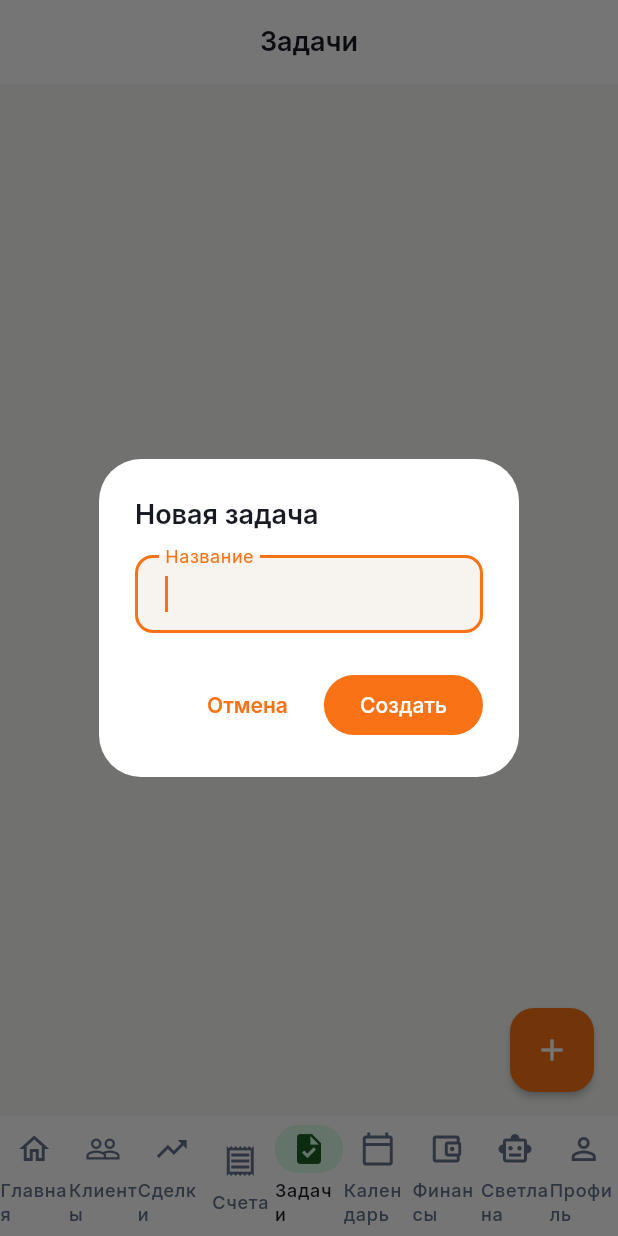
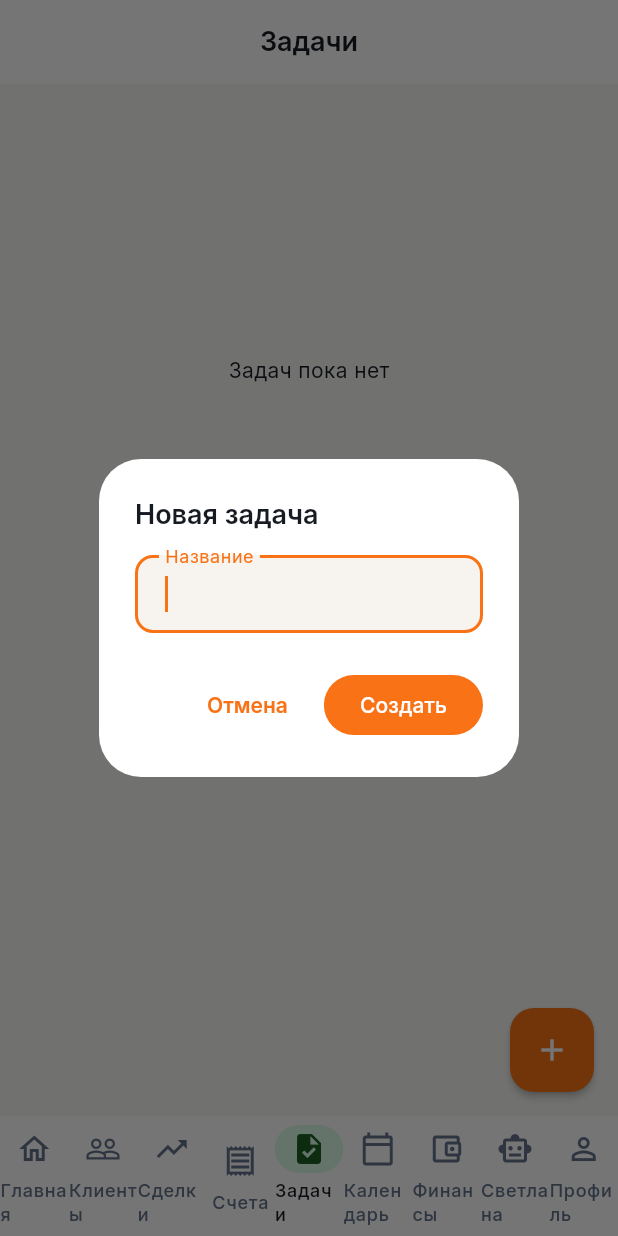
Before and after one commit to paulafanasyev/mir-samozanyatykh-, a Flutter app: the TasksScreen screen opened by its route, after a tap on the "add" icon, on a phone screen of 412 x 824 dp. Run offline on Flutter 3.47's test engine with Material 3 defaults, Android fonts, the light colour scheme and no system bars; our stand-ins replace connectivity_plus, fl_chart, flutter_local_notifications, flutter_riverpod, flutter_secure_storage, go_router and 7 more; missing offline and left inert: local_auth_android, local_auth_ios; accounts and stored records are empty.

Commit message:
fix(mobile): repair tasks list interaction and async error handling

```diff
--- a/src/mobile/lib/presentation/screens/tasks/tasks_screen.dart
+++ b/src/mobile/lib/presentation/screens/tasks/tasks_screen.dart
@@ -25,17 +25,73 @@ class _TasksScreenState extends ConsumerState<TasksScreen> {
     try {
       final response = await ApiClient().getTasks();
       final data = response.data;
-      final items = data is List ? data : (data['items'] ?? data['tasks'] ?? []);
+      final items = data is List
+          ? data
+          : data is Map
+              ? (data['items'] ?? data['tasks'] ?? const [])
+              : const [];
       if (!mounted) return;
-      setState(() { tasks = List<dynamic>.from(items); isLoading = false; });
-    } catch (_) { if (mounted) setState(() => isLoading = false); }
+      setState(() {
+        tasks = List<dynamic>.from(items is Iterable ? items : const []);
+        isLoading = false;
+      });
+    } catch (_) {
+      if (mounted) setState(() => isLoading = false);
+    }
   }
 
   Future<void> _toggleTask(dynamic task, bool? value) async {
+    final id = task is Map ? task['id'] : null;
+    if (id == null) return;
     try {
-      await ApiClient().updateTask(task['id'], {'status': value == true ? 'completed' : 'pending'});
+      await ApiClient().updateTask(id, {'status': value == true ? 'completed' : 'pending'});
       await _loadTasks();
-    } catch (_) {}
+    } catch (_) {
+      if (mounted) {
+        ScaffoldMessenger.of(context).showSnackBar(const SnackBar(content: Text('Не удалось обновить задачу')));
+      }
+    }
+  }
+
+  Future<void> _openTask(dynamic task) async {
+    final id = task is Map ? task['id'] : null;
+    if (id is! int) return;
+    await Navigator.push(context, MaterialPageRoute(builder: (_) => TaskDetailScreen(taskId: id)));
+    if (mounted) _loadTasks();
+  }
+
+  Future<void> _createTask() async {
+    final controller = TextEditingController();
+    final ok = await showDialog<bool>(
+      context: context,
+      builder: (dialogContext) => AlertDialog(
+        title: const Text('Новая задача'),
+        content: TextField(
+          controller: controller,
+          autofocus: true,
+          textInputAction: TextInputAction.done,
+          decoration: const InputDecoration(labelText: 'Название', border: OutlineInputBorder()),
+          onSubmitted: (_) => Navigator.pop(dialogContext, controller.text.trim().isNotEmpty),
+        ),
+        actions: [
+          TextButton(onPressed: () => Navigator.pop(dialogContext, false), child: const Text('Отмена')),
+          FilledButton(onPressed: () => Navigator.pop(dialogContext, controller.text.trim().isNotEmpty), child: const Text('Создать')),
+        ],
+      ),
+    );
+    final title = controller.text.trim();
+    controller.dispose();
+    if (ok != true || title.isEmpty) return;
+
+    try {
+      await ApiClient().createTask({'title': title});
+      if (mounted) {
+        await _loadTasks();
+        ScaffoldMessenger.of(context).showSnackBar(const SnackBar(content: Text('Задача создана')));
+      }
+    } catch (_) {
+      if (mounted) ScaffoldMessenger.of(context).showSnackBar(const SnackBar(content: Text('Не удалось создать задачу')));
+    }
   }
 
   @override
@@ -44,41 +100,40 @@ class _TasksScreenState extends ConsumerState<TasksScreen> {
       appBar: AppBar(title: const Text('Задачи')),
       body: isLoading
           ? const Center(child: CircularProgressIndicator())
-          : ListView.builder(
-              itemCount: tasks.length,
-              itemBuilder: (context, index) {
-                final task = tasks[index];
-                return CheckboxListTile(
-                  value: task['is_completed'] == true,
-                  onChanged: (v) => _toggleTask(task, v),
-                  title: Text(task['title'] ?? 'Задача'),
-                  subtitle: Text('Дедлайн: ${task['deadline'] ?? '—'}'),
-                  secondary: _getPriorityIcon(task['priority']),
-                  onTap: () => Navigator.push(
-                    context,
-                    MaterialPageRoute(
-                      builder: (_) => TaskDetailScreen(taskId: task['id']),
+          : RefreshIndicator(
+              onRefresh: _loadTasks,
+              child: tasks.isEmpty
+                  ? ListView(children: const [SizedBox(height: 180), Center(child: Text('Задач пока нет'))])
+                  : ListView.separated(
+                      padding: const EdgeInsets.symmetric(vertical: 8),
+                      itemCount: tasks.length,
+                      separatorBuilder: (_, __) => const Divider(height: 1),
+                      itemBuilder: (context, index) {
+                        final task = tasks[index] as Map?;
+                        final id = task?['id'];
+                        final completed = task?['is_completed'] == true || task?['status'] == 'completed';
+                        return ListTile(
+                          onTap: id is int ? () => _openTask(task) : null,
+                          leading: Checkbox(value: completed, onChanged: (v) => _toggleTask(task, v)),
+                          title: Text(task?['title']?.toString() ?? 'Задача'),
+                          subtitle: Text('Дедлайн: ${task?['deadline']?.toString() ?? '—'}'),
+                          trailing: _getPriorityIcon(task?['priority']?.toString()),
+                        );
+                      },
                     ),
-                  ),
-                );
-              },
             ),
-      floatingActionButton: FloatingActionButton(
-        onPressed: () async {
-          final c = TextEditingController();
-          final ok = await showDialog<bool>(context: context, builder: (context) => AlertDialog(title: const Text('Новая задача'), content: TextField(controller: c, autofocus: true, decoration: const InputDecoration(labelText: 'Название')), actions: [TextButton(onPressed: () => Navigator.pop(context), child: const Text('Отмена')), FilledButton(onPressed: () async { if (c.text.trim().isEmpty) return; try { await ApiClient().createTask({'title': c.text.trim()}); if (context.mounted) Navigator.pop(context, true); } catch (_) {} }, child: const Text('Создать'))]));
-          if (ok == true) _loadTasks();
-        },
-        child: const Icon(Icons.add),
-      ),
+      floatingActionButton: FloatingActionButton(onPressed: _createTask, child: const Icon(Icons.add)),
     );
   }
 
   Widget _getPriorityIcon(String? priority) {
     switch (priority) {
-      case 'high': return const Icon(Icons.priority_high, color: Colors.red);
-      case 'medium': return const Icon(Icons.remove, color: Colors.orange);
-      default: return const Icon(Icons.arrow_downward, color: Colors.green);
+      case 'high':
+        return const Icon(Icons.priority_high, color: Colors.red);
+      case 'medium':
+        return const Icon(Icons.remove, color: Colors.orange);
+      default:
+        return const Icon(Icons.arrow_downward, color: Colors.green);
     }
   }
 }
```
